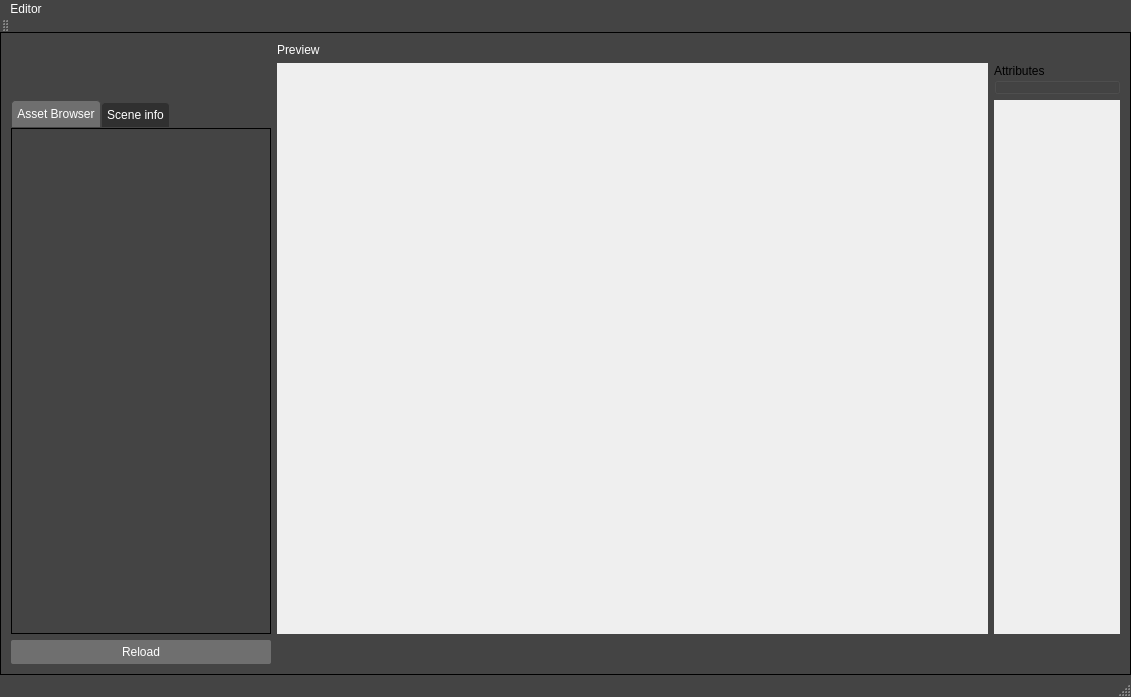
Qt form SSPSolution/SSP_Editor/SSP_Editor.ui (Chringo/SSP) before a commit.
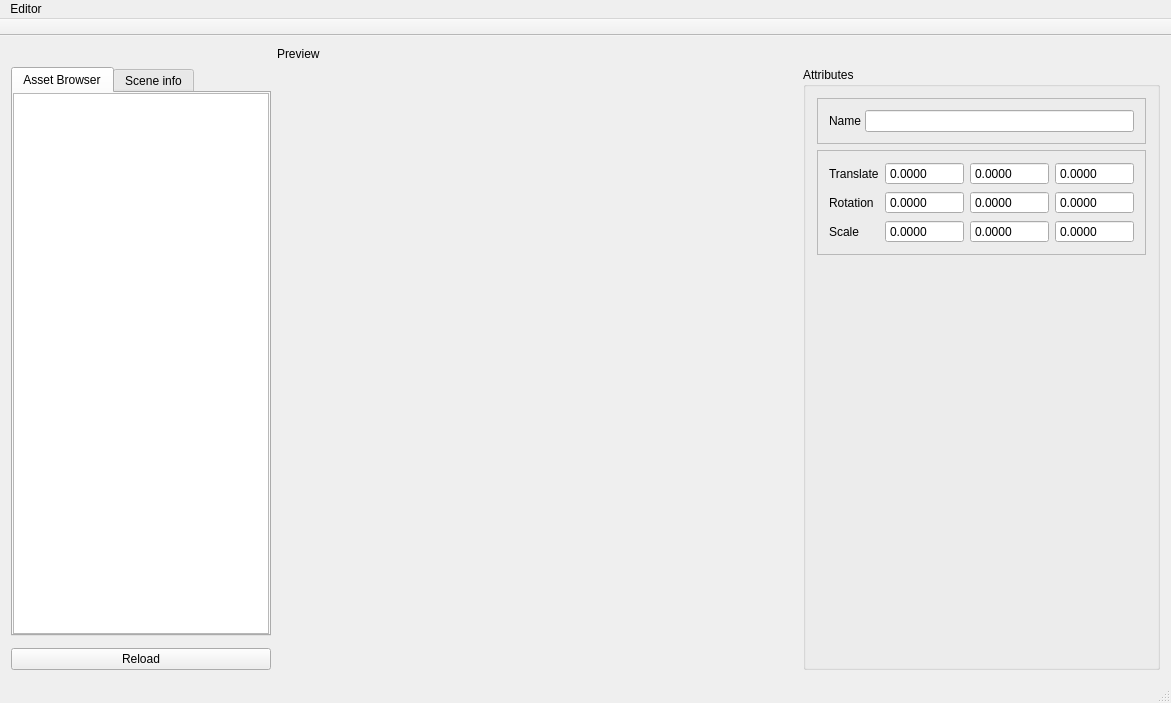
The same form after that commit.

The edit to the form file:
```diff
--- a/SSPSolution/SSP_Editor/SSP_Editor.ui
+++ b/SSPSolution/SSP_Editor/SSP_Editor.ui
@@ -6,8 +6,8 @@
    <rect>
     <x>0</x>
     <y>0</y>
-    <width>1131</width>
-    <height>695</height>
+    <width>1171</width>
+    <height>703</height>
    </rect>
   </property>
   <property name="windowTitle">
@@ -27,6 +27,35 @@
 color: white;
 border: black;
 }
+QMenu{
+background:   rgb(68, 68, 68);
+color: white;
+border: black;
+}
+QMenu::item:selected {
+    background: qlineargradient(x1: 0, y1: 0, x2: 0, y2: 1, stop: 0 #e7effd, stop: 1 #cbdaf1);
+}
+
+
+
+QGroupBox{
+background:   rgb(68, 68, 68);
+color: white;
+border: 1px solid black;
+border-radius : 1px;
+}
+QGroupBox::title{
+background:   transparent;
+color: white;
+}
+
+QDoubleSpinBox{
+background:  rgb(48, 48, 48);
+}
+
+QLineEdit{
+background:  rgb(48, 48, 48);
+}
 
 
 QToolBar{
@@ -90,6 +119,11 @@
 border : 1px solid black;
 }
 
+#nameQFrame{
+
+ margin-top: 10px;
+}
+
 QLabel{
 color : white;
 }
@@ -109,7 +143,9 @@
   background: qlineargradient(x1: 0, y1: 0, x2: 0, y2: 1, stop: 0 rgb(221, 263, 239), stop: 1 #cbdaf1);
     border: 1px solid #bfcde4;}
 
-</string>
+background:   rgb(68, 68, 68);
+color: white;
+border: black;</string>
   </property>
   <property name="animated">
    <bool>true</bool>
@@ -119,6 +155,37 @@
     <property name="sizeConstraint">
      <enum>QLayout::SetNoConstraint</enum>
     </property>
+    <item row="1" column="2" rowspan="3">
+     <widget class="QWidget" name="RenderWidget" native="true">
+      <property name="sizePolicy">
+       <sizepolicy hsizetype="Expanding" vsizetype="Expanding">
+        <horstretch>0</horstretch>
+        <verstretch>0</verstretch>
+       </sizepolicy>
+      </property>
+      <property name="minimumSize">
+       <size>
+        <width>1</width>
+        <height>1</height>
+       </size>
+      </property>
+      <property name="cursor">
+       <cursorShape>ArrowCursor</cursorShape>
+      </property>
+      <property name="mouseTracking">
+       <bool>true</bool>
+      </property>
+      <property name="focusPolicy">
+       <enum>Qt::StrongFocus</enum>
+      </property>
+      <property name="acceptDrops">
+       <bool>true</bool>
+      </property>
+      <property name="autoFillBackground">
+       <bool>true</bool>
+      </property>
+     </widget>
+    </item>
     <item row="0" column="2">
      <widget class="QLabel" name="label_2">
       <property name="text">
@@ -126,69 +193,6 @@
       </property>
      </widget>
     </item>
-    <item row="1" column="2" rowspan="2">
-     <widget class="QWidget" name="RenderWidget" native="true">
-      <property name="sizePolicy">
-       <sizepolicy hsizetype="Fixed" vsizetype="Fixed">
-        <horstretch>0</horstretch>
-        <verstretch>0</verstretch>
-       </sizepolicy>
-      </property>
-      <property name="minimumSize">
-       <size>
-        <width>711</width>
-        <height>571</height>
-       </size>
-      </property>
-      <property name="cursor">
-       <cursorShape>ArrowCursor</cursorShape>
-      </property>
-      <property name="mouseTracking">
-       <bool>true</bool>
-      </property>
-      <property name="focusPolicy">
-       <enum>Qt::StrongFocus</enum>
-      </property>
-      <property name="acceptDrops">
-       <bool>true</bool>
-      </property>
-      <property name="autoFillBackground">
-       <bool>true</bool>
-      </property>
-     </widget>
-    </item>
-    <item row="2" column="3">
-     <widget class="QWidget" name="RenderWidget_2" native="true">
-      <property name="sizePolicy">
-       <sizepolicy hsizetype="Expanding" vsizetype="Expanding">
-        <horstretch>0</horstretch>
-        <verstretch>0</verstretch>
-       </sizepolicy>
-      </property>
-      <property name="cursor">
-       <cursorShape>ArrowCursor</cursorShape>
-      </property>
-      <property name="mouseTracking">
-       <bool>true</bool>
-      </property>
-      <property name="focusPolicy">
-       <enum>Qt::StrongFocus</enum>
-      </property>
-      <property name="acceptDrops">
-       <bool>true</bool>
-      </property>
-      <property name="autoFillBackground">
-       <bool>true</bool>
-      </property>
-     </widget>
-    </item>
-    <item row="1" column="3">
-     <widget class="QGroupBox" name="groupBox">
-      <property name="title">
-       <string>Attributes</string>
-      </property>
-     </widget>
-    </item>
     <item row="3" column="1">
      <widget class="QPushButton" name="pushButton">
       <property name="text">
@@ -196,7 +200,7 @@
       </property>
      </widget>
     </item>
-    <item row="2" column="1">
+    <item row="1" column="1">
      <widget class="QTabWidget" name="tabWidget">
       <property name="sizePolicy">
        <sizepolicy hsizetype="Preferred" vsizetype="Expanding">
@@ -204,6 +208,12 @@
         <verstretch>0</verstretch>
        </sizepolicy>
       </property>
+      <property name="minimumSize">
+       <size>
+        <width>200</width>
+        <height>0</height>
+       </size>
+      </property>
       <property name="currentIndex">
        <number>0</number>
       </property>
@@ -260,6 +270,318 @@
       </widget>
      </widget>
     </item>
+    <item row="1" column="3" rowspan="3">
+     <widget class="QGroupBox" name="Values">
+      <property name="sizePolicy">
+       <sizepolicy hsizetype="Fixed" vsizetype="Expanding">
+        <horstretch>0</horstretch>
+        <verstretch>0</verstretch>
+       </sizepolicy>
+      </property>
+      <property name="minimumSize">
+       <size>
+        <width>250</width>
+        <height>571</height>
+       </size>
+      </property>
+      <property name="autoFillBackground">
+       <bool>false</bool>
+      </property>
+      <property name="title">
+       <string>Attributes</string>
+      </property>
+      <property name="alignment">
+       <set>Qt::AlignLeading|Qt::AlignLeft|Qt::AlignTop</set>
+      </property>
+      <property name="flat">
+       <bool>false</bool>
+      </property>
+      <layout class="QVBoxLayout" name="verticalLayout_3">
+       <property name="sizeConstraint">
+        <enum>QLayout::SetDefaultConstraint</enum>
+       </property>
+       <item>
+        <widget class="QFrame" name="nameQFrame">
+         <property name="frameShape">
+          <enum>QFrame::StyledPanel</enum>
+         </property>
+         <property name="frameShadow">
+          <enum>QFrame::Raised</enum>
+         </property>
+         <layout class="QHBoxLayout" name="horizontalLayout_2">
+          <property name="spacing">
+           <number>4</number>
+          </property>
+          <item>
+           <widget class="QLabel" name="nameLabel">
+            <property name="text">
+             <string>Name</string>
+            </property>
+           </widget>
+          </item>
+          <item>
+           <widget class="QLineEdit" name="lineEdit">
+            <property name="cursorMoveStyle">
+             <enum>Qt::VisualMoveStyle</enum>
+            </property>
+           </widget>
+          </item>
+         </layout>
+        </widget>
+       </item>
+       <item>
+        <widget class="QFrame" name="gridlayout">
+         <property name="frameShape">
+          <enum>QFrame::StyledPanel</enum>
+         </property>
+         <property name="frameShadow">
+          <enum>QFrame::Raised</enum>
+         </property>
+         <layout class="QGridLayout" name="gridLayout_3">
+          <item row="4" column="0">
+           <widget class="QLabel" name="rotationlabel">
+            <property name="text">
+             <string>Rotation</string>
+            </property>
+           </widget>
+          </item>
+          <item row="1" column="1">
+           <widget class="QDoubleSpinBox" name="xValue_translate">
+            <property name="wrapping">
+             <bool>true</bool>
+            </property>
+            <property name="frame">
+             <bool>true</bool>
+            </property>
+            <property name="buttonSymbols">
+             <enum>QAbstractSpinBox::NoButtons</enum>
+            </property>
+            <property name="decimals">
+             <number>4</number>
+            </property>
+            <property name="minimum">
+             <double>-10000.000000000000000</double>
+            </property>
+            <property name="maximum">
+             <double>10000.000000000000000</double>
+            </property>
+           </widget>
+          </item>
+          <item row="1" column="2">
+           <widget class="QDoubleSpinBox" name="yValue_translate">
+            <property name="wrapping">
+             <bool>true</bool>
+            </property>
+            <property name="buttonSymbols">
+             <enum>QAbstractSpinBox::NoButtons</enum>
+            </property>
+            <property name="decimals">
+             <number>4</number>
+            </property>
+            <property name="minimum">
+             <double>-10000.000000000000000</double>
+            </property>
+            <property name="maximum">
+             <double>10000.000000000000000</double>
+            </property>
+           </widget>
+          </item>
+          <item row="5" column="0">
+           <widget class="QLabel" name="scalelabel">
+            <property name="text">
+             <string>Scale</string>
+            </property>
+           </widget>
+          </item>
+          <item row="1" column="3">
+           <widget class="QDoubleSpinBox" name="zValue_translate">
+            <property name="wrapping">
+             <bool>true</bool>
+            </property>
+            <property name="buttonSymbols">
+             <enum>QAbstractSpinBox::NoButtons</enum>
+            </property>
+            <property name="decimals">
+             <number>4</number>
+            </property>
+            <property name="minimum">
+             <double>-10000.000000000000000</double>
+            </property>
+            <property name="maximum">
+             <double>10000.000000000000000</double>
+            </property>
+           </widget>
+          </item>
+          <item row="1" column="0">
+           <widget class="QLabel" name="translateLabel">
+            <property name="text">
+             <string>Translate</string>
+            </property>
+           </widget>
+          </item>
+          <item row="5" column="1">
+           <widget class="QDoubleSpinBox" name="xValue_scale">
+            <property name="minimumSize">
+             <size>
+              <width>0</width>
+              <height>0</height>
+             </size>
+            </property>
+            <property name="wrapping">
+             <bool>true</bool>
+            </property>
+            <property name="frame">
+             <bool>true</bool>
+            </property>
+            <property name="buttonSymbols">
+             <enum>QAbstractSpinBox::NoButtons</enum>
+            </property>
+            <property name="decimals">
+             <number>4</number>
+            </property>
+            <property name="minimum">
+             <double>-10000.000000000000000</double>
+            </property>
+            <property name="maximum">
+             <double>10000.000000000000000</double>
+            </property>
+           </widget>
+          </item>
+          <item row="4" column="1">
+           <widget class="QDoubleSpinBox" name="xValue_rot">
+            <property name="sizePolicy">
+             <sizepolicy hsizetype="Fixed" vsizetype="Fixed">
+              <horstretch>0</horstretch>
+              <verstretch>0</verstretch>
+             </sizepolicy>
+            </property>
+            <property name="wrapping">
+             <bool>true</bool>
+            </property>
+            <property name="frame">
+             <bool>true</bool>
+            </property>
+            <property name="buttonSymbols">
+             <enum>QAbstractSpinBox::NoButtons</enum>
+            </property>
+            <property name="decimals">
+             <number>4</number>
+            </property>
+            <property name="minimum">
+             <double>-10000.000000000000000</double>
+            </property>
+            <property name="maximum">
+             <double>10000.000000000000000</double>
+            </property>
+           </widget>
+          </item>
+          <item row="5" column="2">
+           <widget class="QDoubleSpinBox" name="yValue_scale">
+            <property name="minimumSize">
+             <size>
+              <width>0</width>
+              <height>0</height>
+             </size>
+            </property>
+            <property name="wrapping">
+             <bool>true</bool>
+            </property>
+            <property name="buttonSymbols">
+             <enum>QAbstractSpinBox::NoButtons</enum>
+            </property>
+            <property name="decimals">
+             <number>4</number>
+            </property>
+            <property name="minimum">
+             <double>-10000.000000000000000</double>
+            </property>
+            <property name="maximum">
+             <double>10000.000000000000000</double>
+            </property>
+           </widget>
+          </item>
+          <item row="4" column="2">
+           <widget class="QDoubleSpinBox" name="yValue_rot">
+            <property name="wrapping">
+             <bool>true</bool>
+            </property>
+            <property name="buttonSymbols">
+             <enum>QAbstractSpinBox::NoButtons</enum>
+            </property>
+            <property name="decimals">
+             <number>4</number>
+            </property>
+            <property name="minimum">
+             <double>-10000.000000000000000</double>
+            </property>
+            <property name="maximum">
+             <double>10000.000000000000000</double>
+            </property>
+           </widget>
+          </item>
+          <item row="5" column="3">
+           <widget class="QDoubleSpinBox" name="zValue_scale">
+            <property name="minimumSize">
+             <size>
+              <width>0</width>
+              <height>0</height>
+             </size>
+            </property>
+            <property name="wrapping">
+             <bool>true</bool>
+            </property>
+            <property name="buttonSymbols">
+             <enum>QAbstractSpinBox::NoButtons</enum>
+            </property>
+            <property name="decimals">
+             <number>4</number>
+            </property>
+            <property name="minimum">
+             <double>-10000.000000000000000</double>
+            </property>
+            <property name="maximum">
+             <double>10000.000000000000000</double>
+            </property>
+           </widget>
+          </item>
+          <item row="4" column="3">
+           <widget class="QDoubleSpinBox" name="zValue_rot">
+            <property name="wrapping">
+             <bool>true</bool>
+            </property>
+            <property name="buttonSymbols">
+             <enum>QAbstractSpinBox::NoButtons</enum>
+            </property>
+            <property name="decimals">
+             <number>4</number>
+            </property>
+            <property name="minimum">
+             <double>-10000.000000000000000</double>
+            </property>
+            <property name="maximum">
+             <double>10000.000000000000000</double>
+            </property>
+           </widget>
+          </item>
+         </layout>
+        </widget>
+       </item>
+       <item>
+        <spacer name="verticalSpacer">
+         <property name="orientation">
+          <enum>Qt::Vertical</enum>
+         </property>
+         <property name="sizeHint" stdset="0">
+          <size>
+           <width>20</width>
+           <height>40</height>
+          </size>
+         </property>
+        </spacer>
+       </item>
+      </layout>
+     </widget>
+    </item>
    </layout>
    <zorder>label_2</zorder>
    <zorder>groupBox</zorder>
@@ -273,8 +595,8 @@
     <rect>
      <x>0</x>
      <y>0</y>
-     <width>1131</width>
-     <height>21</height>
+     <width>1171</width>
+     <height>26</height>
     </rect>
    </property>
    <widget class="QMenu" name="menuEditor">
@@ -291,6 +613,9 @@
    <addaction name="menuEditor"/>
   </widget>
   <widget class="QToolBar" name="mainToolBar">
+   <property name="movable">
+    <bool>false</bool>
+   </property>
    <attribute name="toolBarArea">
     <enum>TopToolBarArea</enum>
    </attribute>
```
Left out of the diff: 6 changed lines with no effect on the pictures.
